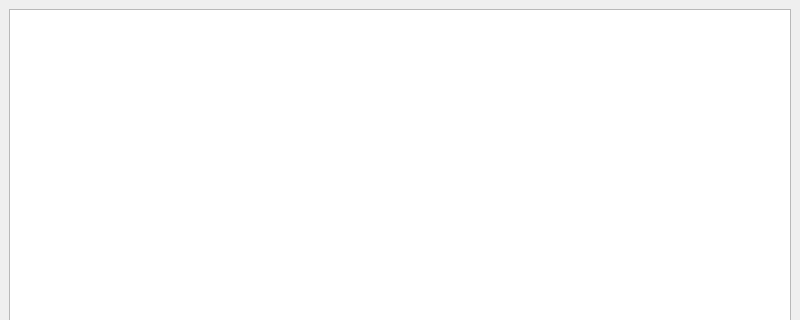
First picture: the form in loaded_data_view.ui, repository usc-psychsim/psychsim-eval-gui, before the edit; both pictures show x 0 to 800 and y 0 to 320 of the 800 by 600 pixel window.
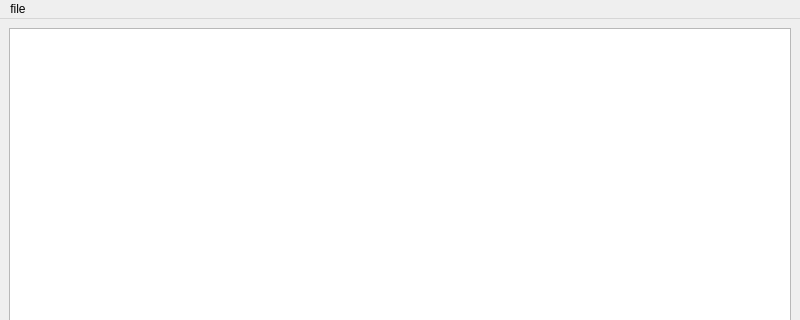
Second picture: the form after the edit.

Commit message: Make table non-editable and add toolbar for loading

```diff
--- a/loaded_data_view.ui
+++ b/loaded_data_view.ui
@@ -29,6 +29,13 @@
      <height>22</height>
     </rect>
    </property>
+   <widget class="QMenu" name="menufile">
+    <property name="title">
+     <string>file</string>
+    </property>
+    <addaction name="actionload_data"/>
+   </widget>
+   <addaction name="menufile"/>
   </widget>
   <widget class="QStatusBar" name="statusbar"/>
  </widget>
```
Left out of the diff: 11 changed lines with no effect on the pictures.
